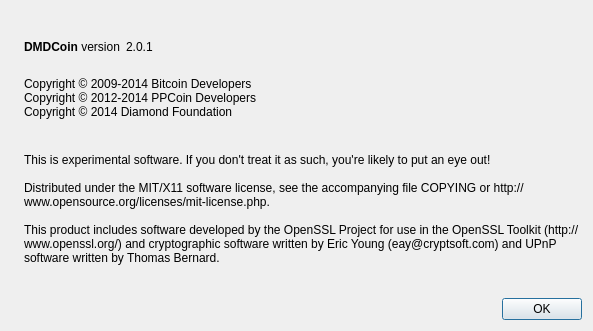
shadowrider26/Diamond, file src/qt/forms/aboutdialog.ui: the form before one commit.
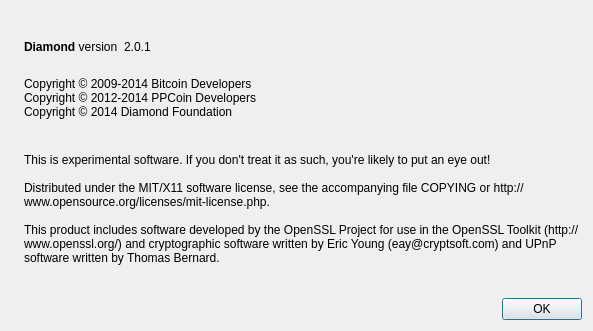
The form after the commit. Icons and pictures are not drawn.

Commit message: Properly name the wallet in the About dialog.

```diff
--- a/src/qt/forms/aboutdialog.ui
+++ b/src/qt/forms/aboutdialog.ui
@@ -50,7 +50,7 @@
           <cursorShape>IBeamCursor</cursorShape>
          </property>
          <property name="text">
-          <string>&lt;b&gt;DMDCoin&lt;/b&gt; version</string>
+          <string>&lt;b&gt;Diamond&lt;/b&gt; version</string>
          </property>
          <property name="textInteractionFlags">
           <set>Qt::LinksAccessibleByMouse|Qt::TextSelectableByKeyboard|Qt::TextSelectableByMouse</set>
```
